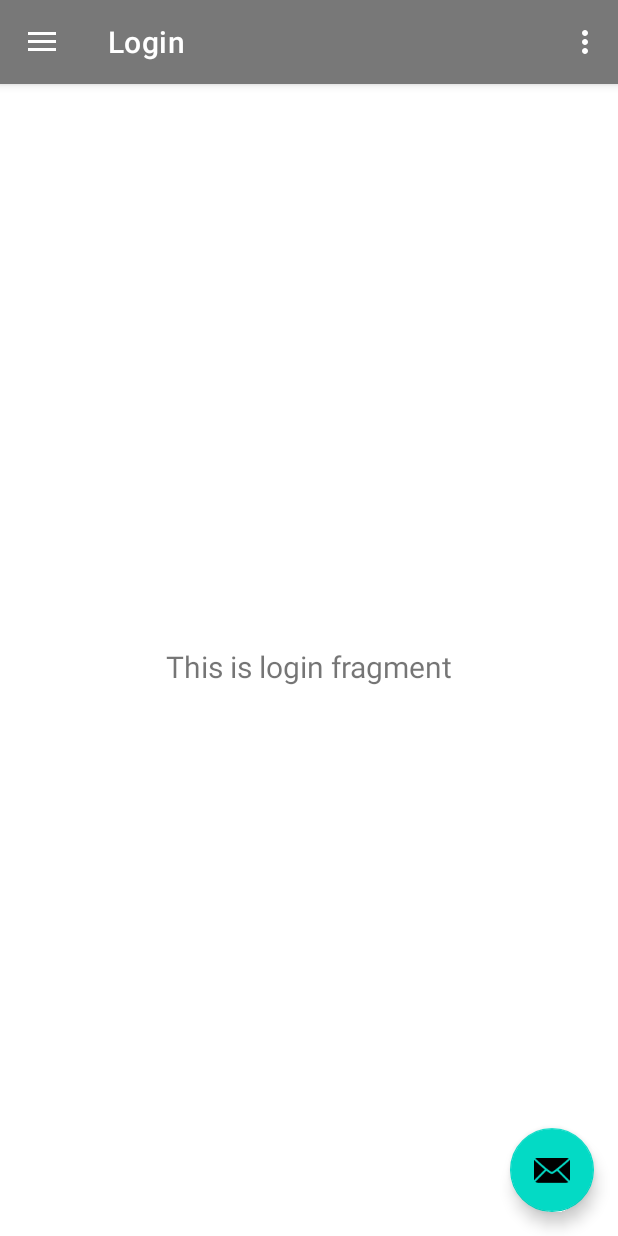
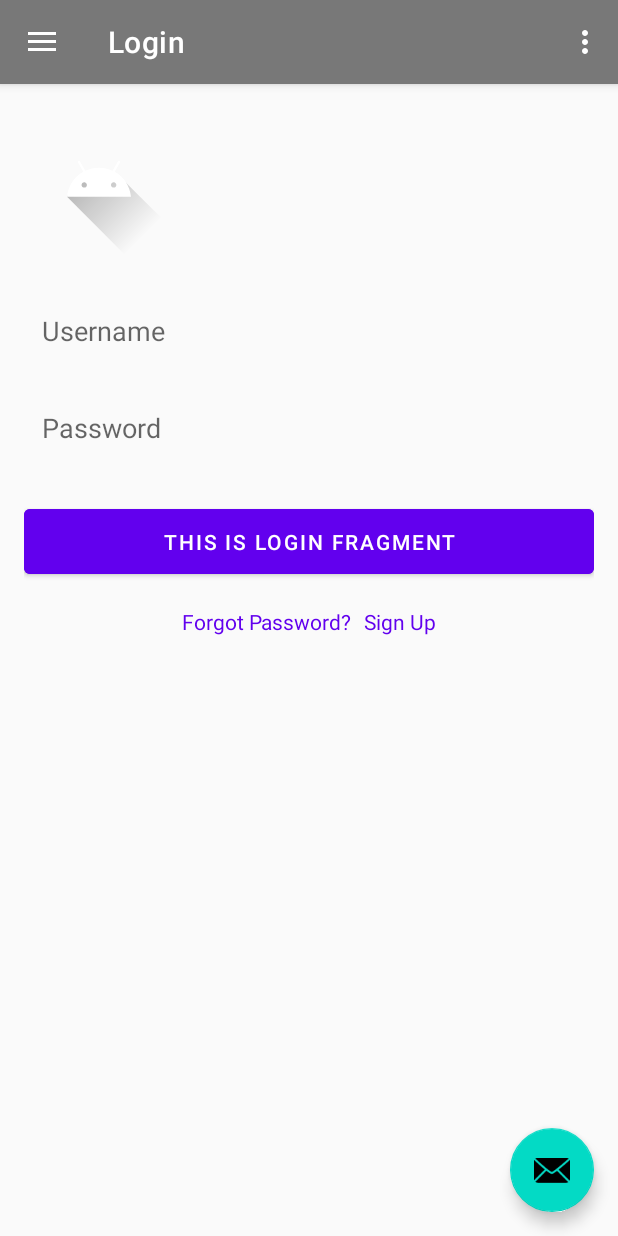
Before and after one commit to nhmllx/CMPS_3640_Proj, an Android app: the screen it shows after launch (MainActivity), in the side drawer, after a tap on "Login", on a phone screen of 412 x 824 dp. Run offline under Robolectric (Android 15) with nearby library versions, the phone set to English and light mode, and no system bars; our stand-ins replace navigation-ui.

Commit message:
login page and ComposeFragment

```diff
--- a/app/src/main/java/com/example/cmps3640proj/ui/compose/ComposeFragment.java
+++ b/app/src/main/java/com/example/cmps3640proj/ui/compose/ComposeFragment.java
@@ -24,7 +24,7 @@ public class ComposeFragment extends Fragment {
         binding = FragmentComposeBinding.inflate(inflater, container, false);
         View root = binding.getRoot();
 
-        final TextView textView = binding.textCompose;
+        final TextView textView = binding.buttonSend;
         galleryViewModel.getText().observe(getViewLifecycleOwner(), textView::setText);
         return root;
     }
--- a/app/src/main/java/com/example/cmps3640proj/ui/login/LoginFragment.java
+++ b/app/src/main/java/com/example/cmps3640proj/ui/login/LoginFragment.java
@@ -24,7 +24,7 @@ public class LoginFragment extends Fragment {
         binding = FragmentLoginBinding.inflate(inflater, container, false);
         View root = binding.getRoot();
 
-        final TextView textView = binding.textLogin;
+        final TextView textView = binding.loginButton;
         slideshowViewModel.getText().observe(getViewLifecycleOwner(), textView::setText);
         return root;
     }
--- /dev/null
+++ b/app/src/main/res/drawable/edittext_background.xml
@@ -0,0 +1,4 @@
+<?xml version="1.0" encoding="utf-8"?>
+<selector xmlns:android="http://schemas.android.com/apk/res/android">
+
+</selector>
--- a/app/src/main/res/layout/fragment_login.xml
+++ b/app/src/main/res/layout/fragment_login.xml
@@ -1,22 +1,91 @@
 <?xml version="1.0" encoding="utf-8"?>
-<androidx.constraintlayout.widget.ConstraintLayout xmlns:android="http://schemas.android.com/apk/res/android"
-    xmlns:app="http://schemas.android.com/apk/res-auto"
+<LinearLayout
+    xmlns:android="http://schemas.android.com/apk/res/android"
     xmlns:tools="http://schemas.android.com/tools"
     android:layout_width="match_parent"
     android:layout_height="match_parent"
-    tools:context=".ui.login.LoginFragment">
+    android:orientation="vertical"
+    android:padding="16dp"
+    android:background="#FAFAFA">
 
-    <TextView
-        android:id="@+id/text_login"
+    <!-- App Logo or Image, Aligned to the Left -->
+    <LinearLayout
         android:layout_width="match_parent"
         android:layout_height="wrap_content"
-        android:layout_marginStart="8dp"
-        android:layout_marginTop="8dp"
-        android:layout_marginEnd="8dp"
-        android:textAlignment="center"
-        android:textSize="20sp"
-        app:layout_constraintBottom_toBottomOf="parent"
-        app:layout_constraintEnd_toEndOf="parent"
-        app:layout_constraintStart_toStartOf="parent"
-        app:layout_constraintTop_toTopOf="parent" />
-</androidx.constraintlayout.widget.ConstraintLayout>
+        android:gravity="start"
+        android:layout_marginBottom="24dp">
+
+        <ImageView
+            android:id="@+id/logoImageView"
+            android:layout_width="100dp"
+            android:layout_height="100dp"
+            android:contentDescription="@string/app_logo"
+            android:src="@drawable/ic_launcher_foreground"
+            tools:ignore="ImageContrastCheck" />
+    </LinearLayout>
+
+    <!-- Username Input Field -->
+    <EditText
+        android:id="@+id/usernameEditText"
+        android:layout_width="match_parent"
+        android:layout_height="wrap_content"
+        android:autofillHints=""
+        android:hint="@string/username"
+        android:inputType="text"
+        android:padding="12dp"
+        android:background="@drawable/edittext_background"
+        android:layout_marginBottom="16dp"
+        tools:ignore="VisualLintTextFieldSize" />
+
+    <!-- Password Input Field -->
+    <EditText
+        android:id="@+id/passwordEditText"
+        android:layout_width="match_parent"
+        android:layout_height="wrap_content"
+        android:autofillHints=""
+        android:hint="@string/password"
+        android:inputType="textPassword"
+        android:padding="12dp"
+        android:background="@drawable/edittext_background"
+        android:layout_marginBottom="24dp"
+        tools:ignore="VisualLintTextFieldSize" />
+
+    <!-- Login Button -->
+    <Button
+        android:id="@+id/loginButton"
+        android:layout_width="match_parent"
+        android:layout_height="wrap_content"
+        android:text="@string/log_in"
+        android:textColor="#FFFFFF"
+        android:backgroundTint="#6200EE"
+        android:padding="12dp"
+        android:elevation="4dp"
+        tools:ignore="VisualLintButtonSize" />
+
+    <!-- Forgot Password and Sign Up links -->
+    <LinearLayout
+        android:layout_width="match_parent"
+        android:layout_height="wrap_content"
+        android:orientation="horizontal"
+        android:gravity="center"
+        android:layout_marginTop="16dp">
+
+        <TextView
+            android:id="@+id/forgotPasswordTextView"
+            android:layout_width="wrap_content"
+            android:layout_height="wrap_content"
+            android:text="@string/forgot_password"
+            android:textColor="#6200EE"
+            android:textSize="14sp"
+            android:layout_marginEnd="8dp"/>
+
+        <TextView
+            android:id="@+id/signUpTextView"
+            android:layout_width="wrap_content"
+            android:layout_height="wrap_content"
+            android:text="@string/sign_up"
+            android:textColor="#6200EE"
+            android:textSize="14sp"/>
+    </LinearLayout>
+
+</LinearLayout>
--- a/app/src/main/res/values/strings.xml
+++ b/app/src/main/res/values/strings.xml
@@ -10,4 +10,11 @@
     <string name="menu_inbox">Inbox</string>
     <string name="menu_compose">Compose</string>
     <string name="menu_login">Login</string>
+    <string name="forgot_password">Forgot Password?</string>
+    <string name="log_in">Log In</string>
+    <string name="app_logo">App Logo</string>
+    <string name="password">Password</string>
+    <string name="sign_up">Sign Up</string>
+    <string name="username">Username</string>
+    <string name="message">Message</string>
 </resources>
--- a/gradle/libs.versions.toml
+++ b/gradle/libs.versions.toml
@@ -1,5 +1,5 @@
 [versions]
-agp = "8.7.1"
+agp = "8.7.2"
 junit = "4.13.2"
 junitVersion = "1.1.5"
 espressoCore = "3.5.1"
```
Also changed, not shown: app/src/main/res/layout/fragment_compose.xml (+42 -16 lines).
